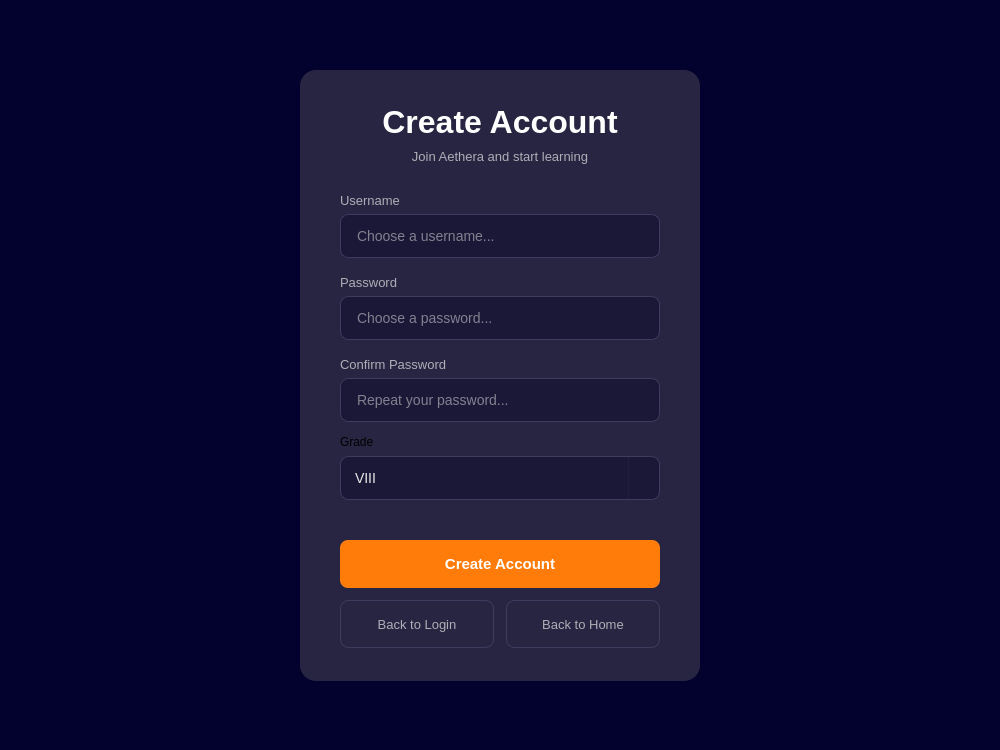
DIDimov24/Aethera, file src/ui/register/register.ui: the form before one commit.
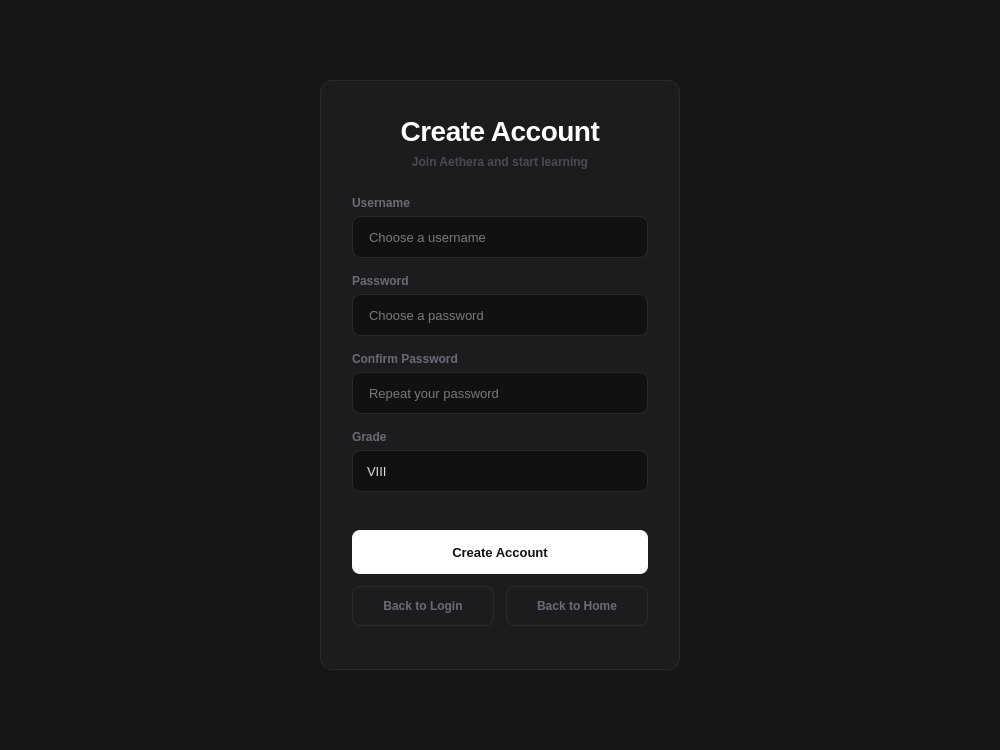
The form after the commit.

```diff
--- a/src/ui/register/register.ui
+++ b/src/ui/register/register.ui
@@ -29,36 +29,42 @@
    <property name="styleSheet">
     <string notr="true">
 QWidget#centralwidget {
-    background-color: #03012D;
+    background-color: #161618;
 }
 QWidget#card {
-    background-color: #272541;
-    border-radius: 16px;
+    background-color: #1c1c1f;
+    border-radius: 12px;
+    border: 1px solid #2a2a2d;
 }
 QLabel#labelTitle {
-    color: #FFFFFF;
-    font-size: 32px;
-    font-weight: bold;
+    color: #ffffff;
+    font-size: 28px;
+    font-weight: 700;
+    letter-spacing: -0.5px;
 }
 QLabel#labelSubtitle {
-    color: #AEAEB7;
-    font-size: 13px;
+    color: #4a4a52;
+    font-size: 12px;
+    font-weight: 500;
 }
 QLabel#labelUsername,
 QLabel#labelPassword,
-QLabel#labelConfirm {
-    color: #AEAEB7;
-    font-size: 13px;
+QLabel#labelConfirm,
+QLabel#labelGrade {
+    color: #6b6b76;
+    font-size: 12px;
+    font-weight: 500;
 }
 QLineEdit#inputUsername,
 QLineEdit#inputPassword,
 QLineEdit#inputConfirm {
-    background-color: #1A1836;
-    color: #EAEAEA;
-    font-size: 14px;
-    border: 1px solid #3D3B5E;
+    background-color: #111113;
+    color: #e0e0e4;
+    font-size: 13px;
+    border: 1px solid #2a2a2d;
     border-radius: 8px;
     padding: 10px 14px;
+    selection-background-color: #3a3a3e;
 }
 QLineEdit#inputUsername:focus,
 QLineEdit#inputPassword:focus,
@@ -66,33 +72,35 @@
     border: 1px solid #FF7C0A;
 }
 QComboBox#comboGrade {
-     background-color: #1A1836;
-     color: #EAEAEA;
-     font-size: 14px;
-     border: 1px solid #3D3B5E;
-     border-radius: 8px;
-     padding: 10px 14px;
+    background-color: #111113;
+    color: #e0e0e4;
+    font-size: 13px;
+    border: 1px solid #2a2a2d;
+    border-radius: 8px;
+    padding: 10px 14px;
 }
 QComboBox#comboGrade:focus {
      border: 1px solid #FF7C0A;
 }
 QComboBox#comboGrade::drop-down {
-     subcontrol-origin: padding;
-     subcontrol-position: top right;
-     width: 30px;
-     border-left: 1px solid rgba(255,255,255,0.03);
+    subcontrol-origin: padding;
+    subcontrol-position: top right;
+    width: 30px;
+    border: none;
 }
 QComboBox QAbstractItemView {
-     background-color: #272541;
-     color: #EAEAEA;
-     selection-background-color: #FF7C0A;
-     selection-color: #FFFFFF;
+    background-color: #1c1c1f;
+    color: #e0e0e4;
+    border: 1px solid #2a2a2d;
+    selection-background-color: #2a2a2d;
+    selection-color: #ffffff;
+    outline: none;
 }
 QPushButton#buttonCreate {
-    background-color: #FF7C0A;
-    color: #FFFFFF;
-    font-size: 15px;
-    font-weight: bold;
+    background-color: #ffffff;
+    color: #111113;
+    font-size: 13px;
+    font-weight: 600;
     border: none;
     border-radius: 8px;
     padding: 12px;
@@ -102,9 +110,10 @@
 }
 QPushButton#buttonBack {
     background-color: transparent;
-    color: #AEAEB7;
-    font-size: 13px;
-    border: 1px solid #3D3B5E;
+    color: #6b6b76;
+    font-size: 12px;
+    font-weight: 500;
+    border: 1px solid #2a2a2d;
     border-radius: 8px;
     padding: 12px;
 }
@@ -114,9 +123,10 @@
 }
 QPushButton#buttonBackHome {
     background-color: transparent;
-    color: #AEAEB7;
-    font-size: 13px;
-    border: 1px solid #3D3B5E;
+    color: #6b6b76;
+    font-size: 12px;
+    font-weight: 500;
+    border: 1px solid #2a2a2d;
     border-radius: 8px;
     padding: 12px;
 }
@@ -125,11 +135,11 @@
     color: #FFFFFF;
 }
 QLabel#labelError {
-    color: #FF6B6B;
+    color: #e05555;
     font-size: 12px;
 }
 QLabel#labelSuccess {
-    color: #00D4AA;
+    color: #3dd68c;
     font-size: 12px;
 }
     </string>
@@ -137,19 +147,19 @@
    <widget class="QWidget" name="card" native="true">
     <property name="geometry">
      <rect>
-      <x>300</x>
-      <y>70</y>
-      <width>400</width>
-      <height>611</height>
+      <x>320</x>
+      <y>80</y>
+      <width>360</width>
+      <height>590</height>
      </rect>
     </property>
     <widget class="QLabel" name="labelTitle">
      <property name="geometry">
       <rect>
        <x>0</x>
-       <y>30</y>
-       <width>400</width>
-       <height>44</height>
+       <y>32</y>
+       <width>360</width>
+       <height>38</height>
       </rect>
      </property>
      <property name="text">
@@ -163,8 +173,8 @@
      <property name="geometry">
       <rect>
        <x>0</x>
-       <y>76</y>
-       <width>400</width>
+       <y>72</y>
+       <width>360</width>
        <height>20</height>
       </rect>
      </property>
@@ -178,10 +188,10 @@
     <widget class="QLabel" name="labelUsername">
      <property name="geometry">
       <rect>
-       <x>40</x>
-       <y>120</y>
-       <width>320</width>
-       <height>20</height>
+       <x>32</x>
+       <y>114</y>
+       <width>296</width>
+       <height>18</height>
       </rect>
      </property>
      <property name="text">
@@ -191,23 +201,23 @@
     <widget class="QLineEdit" name="inputUsername">
      <property name="geometry">
       <rect>
-       <x>40</x>
-       <y>144</y>
-       <width>320</width>
-       <height>44</height>
+       <x>32</x>
+       <y>136</y>
+       <width>296</width>
+       <height>42</height>
       </rect>
      </property>
      <property name="placeholderText">
-      <string>Choose a username...</string>
+      <string>Choose a username</string>
      </property>
     </widget>
     <widget class="QLabel" name="labelPassword">
      <property name="geometry">
       <rect>
-       <x>40</x>
-       <y>202</y>
-       <width>320</width>
-       <height>20</height>
+       <x>32</x>
+       <y>192</y>
+       <width>296</width>
+       <height>18</height>
       </rect>
      </property>
      <property name="text">
@@ -217,26 +227,26 @@
     <widget class="QLineEdit" name="inputPassword">
      <property name="geometry">
       <rect>
-       <x>40</x>
-       <y>226</y>
-       <width>320</width>
-       <height>44</height>
+       <x>32</x>
+       <y>214</y>
+       <width>296</width>
+       <height>42</height>
       </rect>
      </property>
      <property name="echoMode">
       <enum>QLineEdit::EchoMode::Password</enum>
      </property>
      <property name="placeholderText">
-      <string>Choose a password...</string>
+      <string>Choose a password</string>
      </property>
     </widget>
     <widget class="QLabel" name="labelConfirm">
      <property name="geometry">
       <rect>
-       <x>40</x>
-       <y>284</y>
-       <width>320</width>
-       <height>20</height>
+       <x>32</x>
+       <y>270</y>
+       <width>296</width>
+       <height>18</height>
       </rect>
      </property>
      <property name="text">
@@ -246,26 +256,26 @@
     <widget class="QLineEdit" name="inputConfirm">
      <property name="geometry">
       <rect>
-       <x>40</x>
-       <y>308</y>
-       <width>320</width>
-       <height>44</height>
+       <x>32</x>
+       <y>292</y>
+       <width>296</width>
+       <height>42</height>
       </rect>
      </property>
      <property name="echoMode">
       <enum>QLineEdit::EchoMode::Password</enum>
      </property>
      <property name="placeholderText">
-      <string>Repeat your password...</string>
+      <string>Repeat your password</string>
      </property>
     </widget>
     <widget class="QLabel" name="labelGrade">
      <property name="geometry">
       <rect>
-       <x>40</x>
-       <y>362</y>
-       <width>320</width>
-       <height>20</height>
+       <x>32</x>
+       <y>348</y>
+       <width>296</width>
+       <height>18</height>
       </rect>
      </property>
      <property name="text">
@@ -275,10 +285,10 @@
     <widget class="QComboBox" name="comboGrade">
      <property name="geometry">
       <rect>
-       <x>40</x>
-       <y>386</y>
-       <width>320</width>
-       <height>44</height>
+       <x>32</x>
+       <y>370</y>
+       <width>296</width>
+       <height>42</height>
       </rect>
      </property>
      <item>
@@ -300,10 +310,10 @@
     <widget class="QLabel" name="labelError">
      <property name="geometry">
       <rect>
-       <x>40</x>
-       <y>440</y>
-       <width>320</width>
-       <height>20</height>
+       <x>32</x>
+       <y>424</y>
+       <width>296</width>
+       <height>18</height>
       </rect>
      </property>
      <property name="text">
@@ -313,10 +323,10 @@
     <widget class="QPushButton" name="buttonCreate">
      <property name="geometry">
       <rect>
-       <x>40</x>
-       <y>470</y>
-       <width>320</width>
-       <height>48</height>
+       <x>32</x>
+       <y>450</y>
+       <width>296</width>
+       <height>44</height>
       </rect>
      </property>
      <property name="text">
@@ -326,10 +336,10 @@
     <widget class="QPushButton" name="buttonBack">
      <property name="geometry">
       <rect>
-       <x>40</x>
-       <y>530</y>
-       <width>154</width>
-       <height>48</height>
+       <x>32</x>
+       <y>506</y>
+       <width>142</width>
+       <height>40</height>
       </rect>
      </property>
      <property name="text">
@@ -339,10 +349,10 @@
     <widget class="QPushButton" name="buttonBackHome">
      <property name="geometry">
       <rect>
-       <x>206</x>
-       <y>530</y>
-       <width>154</width>
-       <height>48</height>
+       <x>186</x>
+       <y>506</y>
+       <width>142</width>
+       <height>40</height>
       </rect>
      </property>
      <property name="text">
```
Left out of the diff: 22 changed lines with no effect on the pictures.
